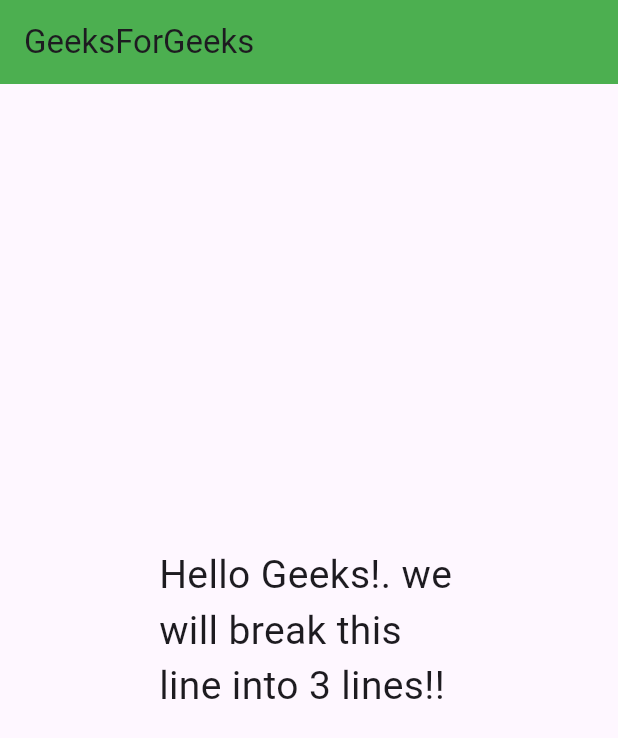
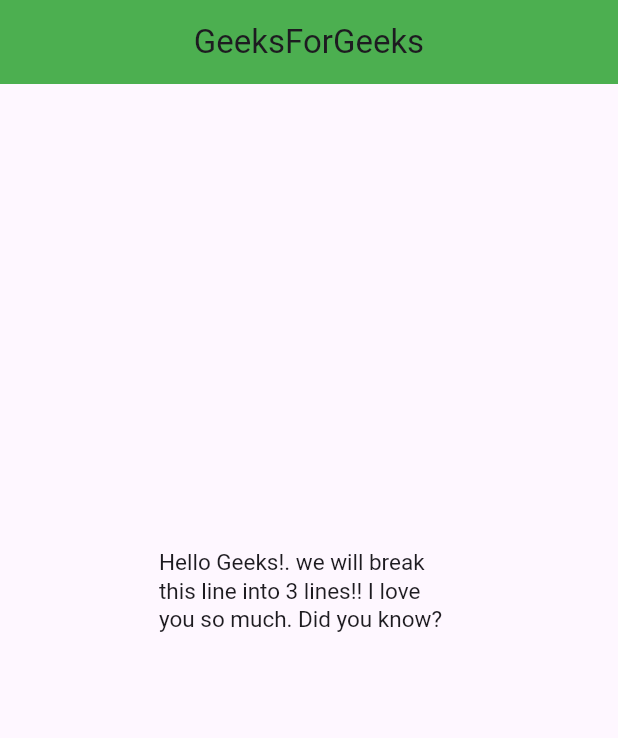
Before and after one commit to sivmey333/Mobile_Advanced, a Flutter app: the screen it shows after launch, on a phone screen of 412 x 824 dp. Shown: the top 738 px of the screen. Run offline on Flutter 3.47's test engine with Material 3 defaults, Android fonts, the phone set to English and light mode, and no system bars; drawn by our look-alikes of auto_size_text.

Commit message:
new update

```diff
--- a/lib/main.dart
+++ b/lib/main.dart
@@ -15,6 +15,7 @@ class MyApp extends StatelessWidget {
       debugShowCheckedModeBanner: false,
       home: Scaffold(
         appBar: AppBar(
+          centerTitle: true,
           title: Text('GeeksForGeeks'),
           backgroundColor: Colors.green,
         ),
@@ -23,8 +24,8 @@ class MyApp extends StatelessWidget {
             width: 200,
             height: 150,
             child: AutoSizeText(
-              'Hello Geeks!. we will break this line into 3 lines!!',
-              style: TextStyle(fontSize: 30),
+              'Hello Geeks!. we will break this line into 3 lines!! I love you so much. Did you know?',
+              style: Theme.of(context).textTheme.titleLarge,
               maxLines: 3,
             ),
           ),
--- a/pubspec.yaml
+++ b/pubspec.yaml
@@ -14,6 +14,7 @@ dependencies:
 
   cupertino_icons: ^1.0.8
   auto_size_text: ^3.0.0
+  skeleton_text: ^3.0.1
 
 dev_dependencies:
   flutter_test:
```
Also changed, not shown: pubspec.lock.
